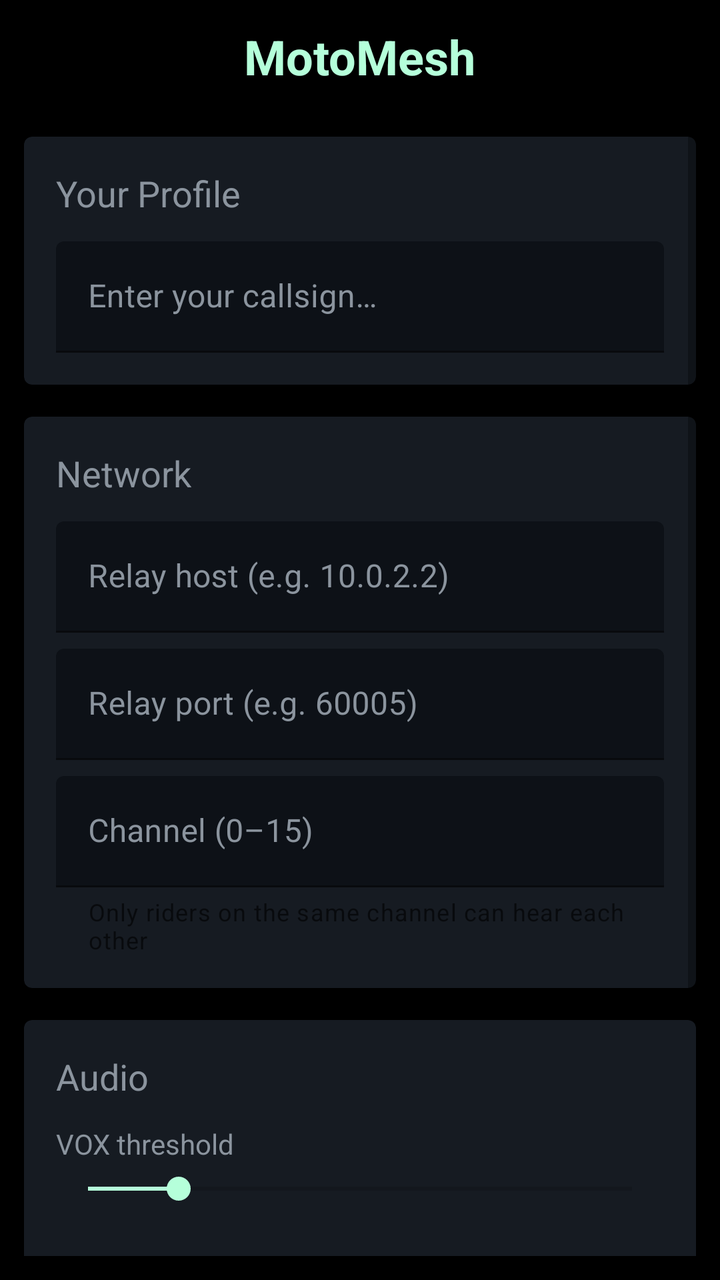
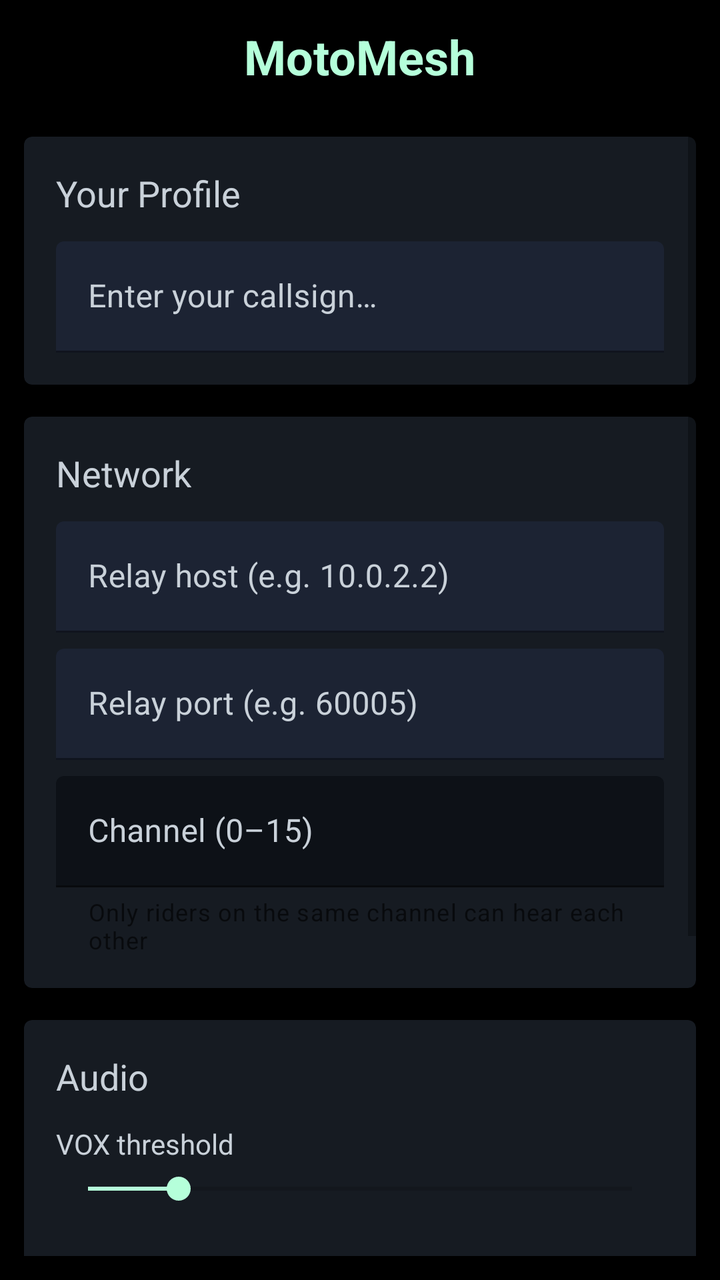

Before-and-after screenshots of an Android layout around one commit, followed by the original layout XML and the change that was made.
<!-- AndroidManifest.xml: activity theme Theme.MotoMesh -->
<!-- res/layout/activity_settings.xml -->
<?xml version="1.0" encoding="utf-8"?>
<ScrollView xmlns:android="http://schemas.android.com/apk/res/android"
    xmlns:app="http://schemas.android.com/apk/res-auto"
    android:id="@+id/scrollView"
    android:layout_width="match_parent"
    android:layout_height="match_parent"
    android:fillViewport="true"
    android:background="@color/black"
    android:padding="12dp">

    <LinearLayout
        android:layout_width="match_parent"
        android:layout_height="wrap_content"
        android:orientation="vertical"
        android:gravity="center_horizontal">

        
        <TextView
            android:layout_width="wrap_content"
            android:layout_height="wrap_content"
            android:text="@string/app_name"
            android:textSize="24sp"
            android:textColor="@color/accent_blue"
            android:textStyle="bold"
            android:layout_marginBottom="24dp" />

        
        <com.google.android.material.card.MaterialCardView
            android:layout_width="match_parent"
            android:layout_height="wrap_content"
            android:layout_marginBottom="16dp"
            android:backgroundTint="#161B22">

            <LinearLayout
                android:layout_width="match_parent"
                android:layout_height="wrap_content"
                android:orientation="vertical"
                android:padding="16dp">

                <TextView
                    android:layout_width="wrap_content"
                    android:layout_height="wrap_content"
                    android:text="@string/settings_profile_title"
                    android:textSize="18sp"
                    android:textColor="@color/lo_text"
                    android:layout_marginBottom="12dp" />

                <com.google.android.material.textfield.TextInputLayout
                    android:id="@+id/tilUsername"
                    android:layout_width="match_parent"
                    android:layout_height="wrap_content"
                    android:hint="@string/settings_username_hint"
                    android:textColorHint="@color/lo_text"
                    app:boxBackgroundColor="#0D1117"
                    app:boxStrokeColor="@color/lo_blue">

                    <com.google.android.material.textfield.TextInputEditText
                        android:id="@+id/etUsername"
                        android:layout_width="match_parent"
                        android:layout_height="wrap_content"
                        android:inputType="textPersonName"
                        android:maxLines="1"
                        android:textColor="@color/white"
                        android:textColorHint="@color/lo_text" />

                </com.google.android.material.textfield.TextInputLayout>

                <TextView
                    android:id="@+id/tvUsernameStatus"
                    android:layout_width="wrap_content"
                    android:layout_height="wrap_content"
                    android:textSize="12sp"
                    android:textColor="@color/lo_red"
                    android:layout_marginTop="6dp"
                    android:visibility="gone" />

            </LinearLayout>

        </com.google.android.material.card.MaterialCardView>

        
        <com.google.android.material.card.MaterialCardView
            android:layout_width="match_parent"
            android:layout_height="wrap_content"
            android:layout_marginBottom="16dp"
            android:backgroundTint="#161B22">

            <LinearLayout
                android:layout_width="match_parent"
                android:layout_height="wrap_content"
                android:orientation="vertical"
                android:padding="16dp">

                <TextView
                    android:layout_width="wrap_content"
                    android:layout_height="wrap_content"
                    android:text="@string/settings_network_title"
                    android:textSize="18sp"
                    android:textColor="@color/lo_text"
                    android:layout_marginBottom="12dp" />

                <com.google.android.material.textfield.TextInputLayout
                    android:id="@+id/tilRelayHost"
                    android:layout_width="match_parent"
                    android:layout_height="wrap_content"
                    android:hint="@string/settings_relay_host_hint"
                    android:textColorHint="@color/lo_text"
                    app:boxBackgroundColor="#0D1117"
                    app:boxStrokeColor="@color/lo_blue">

                    <com.google.android.material.textfield.TextInputEditText
                        android:id="@+id/etRelayHost"
                        android:layout_width="match_parent"
                        android:layout_height="wrap_content"
                        android:inputType="textUri"
                        android:maxLines="1"
                        android:textColor="@color/white"
                        android:textColorHint="@color/lo_text" />

                </com.google.android.material.textfield.TextInputLayout>

                <com.google.android.material.textfield.TextInputLayout
                    android:id="@+id/tilRelayPort"
                    android:layout_width="match_parent"
                    android:layout_height="wrap_content"
                    android:layout_marginTop="8dp"
                    android:hint="@string/settings_relay_port_hint"
                    android:textColorHint="@color/lo_text"
                    app:boxBackgroundColor="#0D1117"
                    app:boxStrokeColor="@color/lo_blue">

                    <com.google.android.material.textfield.TextInputEditText
                        android:id="@+id/etRelayPort"
                        android:layout_width="match_parent"
                        android:layout_height="wrap_content"
                        android:inputType="number"
                        android:maxLines="1"
                        android:textColor="@color/white"
                        android:textColorHint="@color/lo_text" />

                </com.google.android.material.textfield.TextInputLayout>

                
                <com.google.android.material.textfield.TextInputLayout
                    android:id="@+id/tilChannel"
                    android:layout_width="match_parent"
                    android:layout_height="wrap_content"
                    android:layout_marginTop="8dp"
                    android:hint="@string/settings_channel_hint"
                    android:textColorHint="@color/lo_text"
                    app:boxBackgroundColor="#0D1117"
                    app:boxStrokeColor="@color/lo_blue"
                    app:helperText="@string/settings_channel_helper"
                    app:helperTextEnabled="true">

                    <com.google.android.material.textfield.TextInputEditText
                        android:id="@+id/etChannel"
                        android:layout_width="match_parent"
                        android:layout_height="wrap_content"
                        android:inputType="number"
                        android:maxLines="1"
                        android:maxLength="2"
                        android:textColor="@color/white"
                        android:textColorHint="@color/lo_text" />

                </com.google.android.material.textfield.TextInputLayout>

                <TextView
                    android:id="@+id/tvRelayStatus"
                    android:layout_width="wrap_content"
                    android:layout_height="wrap_content"
                    android:textSize="12sp"
                    android:textColor="@color/lo_red"
                    android:layout_marginTop="6dp"
                    android:visibility="gone" />

            </LinearLayout>

        </com.google.android.material.card.MaterialCardView>

        
        <com.google.android.material.card.MaterialCardView
            android:layout_width="match_parent"
            android:layout_height="wrap_content"
            android:layout_marginBottom="16dp"
            android:backgroundTint="#161B22">

            <LinearLayout
                android:layout_width="match_parent"
                android:layout_height="wrap_content"
                android:orientation="vertical"
                android:padding="16dp">

                <TextView
                    android:layout_width="wrap_content"
                    android:layout_height="wrap_content"
                    android:text="@string/settings_audio_title"
                    android:textSize="18sp"
                    android:textColor="@color/lo_text"
                    android:layout_marginBottom="12dp" />

                
                <TextView
                    android:id="@+id/tvVoxThresholdLabel"
                    android:layout_width="wrap_content"
                    android:layout_height="wrap_content"
                    android:text="@string/settings_vox_threshold"
                    android:textSize="14sp"
                    android:textColor="@color/lo_text"
                    android:layout_marginBottom="4dp" />

                <SeekBar
                    android:id="@+id/sbVoxThreshold"
                    android:layout_width="match_parent"
                    android:layout_height="wrap_content"
                    android:max="7200"
                    android:progress="1200"
                    android:progressTint="@color/accent_blue"
                    android:thumbTint="@color/accent_blue" />

                <TextView
                    android:id="@+id/tvVoxThresholdValue"
                    android:layout_width="wrap_content"
                    android:layout_height="wrap_content"
                    android:textColor="@color/lo_text"
                    android:textSize="11sp" />

                
                <TextView
                    android:id="@+id/tvDuckDepthLabel"
                    android:layout_width="wrap_content"
                    android:layout_height="wrap_content"
                    android:text="@string/settings_duck_depth"
                    android:textSize="14sp"
                    android:textColor="@color/lo_text"
                    android:layout_marginTop="16dp"
                    android:layout_marginBottom="4dp" />

                <SeekBar
                    android:id="@+id/sbDuckDepth"
                    android:layout_width="match_parent"
                    android:layout_height="wrap_content"
                    android:max="90"
                    android:progress="80"
                    android:progressTint="@color/accent_blue"
                    android:thumbTint="@color/accent_blue" />

                <TextView
                    android:id="@+id/tvDuckDepthValue"
                    android:layout_width="wrap_content"
                    android:layout_height="wrap_content"
                    android:textColor="@color/lo_text"
                    android:textSize="11sp" />

            </LinearLayout>

        </com.google.android.material.card.MaterialCardView>

        
        <com.google.android.material.button.MaterialButton
            android:id="@+id/btnSave"
            android:layout_width="match_parent"
            android:layout_height="56dp"
            android:text="@string/btn_save_settings"
            android:textSize="16sp"
            app:cornerRadius="8dp"
            android:layout_marginHorizontal="8dp" />

        
        <TextView
            android:id="@+id/tvAbout"
            android:layout_width="wrap_content"
            android:layout_height="wrap_content"
            android:textSize="11sp"
            android:textColor="@color/lo_text"
            android:layout_marginTop="16dp" />

    </LinearLayout>

</ScrollView>
<!-- resources referenced by this layout -->
<resources>
  <color name="accent_blue">#B5FFDA</color>
  <color name="black">#FF000000</color>
  <color name="lo_blue">#B5FFDA</color>
  <color name="lo_red">#FF6F6F</color>
  <color name="lo_text">#8B949E</color>
  <color name="white">#FFFFFFFF</color>
  <string name="app_name">MotoMesh</string>
  <string name="btn_save_settings">Save Settings</string>
  <string name="settings_audio_title">Audio</string>
  <string name="settings_channel_helper">Only riders on the same channel can hear each other</string>
  <string name="settings_channel_hint">Channel (0–15)</string>
  <string name="settings_duck_depth">Duck depth</string>
  <string name="settings_network_title">Network</string>
  <string name="settings_profile_title">Your Profile</string>
  <string name="settings_relay_host_hint">Relay host (e.g. 10.0.2.2)</string>
  <string name="settings_relay_port_hint">Relay port (e.g. 60005)</string>
  <string name="settings_username_hint">Enter your callsign…</string>
  <string name="settings_vox_threshold">VOX threshold</string>
  <style name="Theme.MotoMesh" parent="Theme.MaterialComponents.Light.NoActionBar">
          <item name="colorPrimary">@color/accent_blue</item>
          <item name="colorOnPrimary">@color/white</item>
          <item name="colorSecondary">@color/accent_green</item>
          <item name="colorSurface">@color/black</item>
          <item name="android:windowBackground">@color/black</item>
      </style>
  <color name="accent_green">#B5FFDA</color>
</resources>

<!-- the commit's change to res/layout/activity_settings.xml (unified diff, before → after) -->
@@ -51,8 +51,8 @@
                     android:layout_height="wrap_content"
                     android:hint="@string/settings_username_hint"
                     android:textColorHint="@color/lo_text"
-                    app:boxBackgroundColor="#0D1117"
-                    app:boxStrokeColor="@color/lo_blue">
+                    app:boxBackgroundColor="@color/input_bg"
+                    app:boxStrokeColor="@color/lo_text">
 
                     <com.google.android.material.textfield.TextInputEditText
                         android:id="@+id/etUsername"
@@ -105,8 +105,8 @@
                     android:layout_height="wrap_content"
                     android:hint="@string/settings_relay_host_hint"
                     android:textColorHint="@color/lo_text"
-                    app:boxBackgroundColor="#0D1117"
-                    app:boxStrokeColor="@color/lo_blue">
+                    app:boxBackgroundColor="@color/input_bg"
+                    app:boxStrokeColor="@color/lo_text">
 
                     <com.google.android.material.textfield.TextInputEditText
                         android:id="@+id/etRelayHost"
@@ -126,8 +126,8 @@
                     android:layout_marginTop="8dp"
                     android:hint="@string/settings_relay_port_hint"
                     android:textColorHint="@color/lo_text"
-                    app:boxBackgroundColor="#0D1117"
-                    app:boxStrokeColor="@color/lo_blue">
+                    app:boxBackgroundColor="@color/input_bg"
+                    app:boxStrokeColor="@color/lo_text">
 
                     <com.google.android.material.textfield.TextInputEditText
                         android:id="@+id/etRelayPort"
@@ -267,6 +267,18 @@
             android:layout_marginHorizontal="8dp" />
 
         
+        <com.google.android.material.button.MaterialButton
+            android:id="@+id/btnExitApp"
+            style="@style/Widget.MaterialComponents.Button.TextButton"
+            android:layout_width="wrap_content"
+            android:layout_height="48dp"
+            android:layout_marginTop="8dp"
+            android:text="@string/btn_exit_app"
+            android:textColor="@color/lo_red"
+            android:textSize="13sp"
+            app:cornerRadius="8dp" />
+
+        
         <TextView
             android:id="@+id/tvAbout"
             android:layout_width="wrap_content"
<!-- resource entries referenced after the edit -->
@@ -2,11 +2,13 @@
 <resources>
   <color name="accent_blue">#B5FFDA</color>
   <color name="black">#FF000000</color>
+  <color name="input_bg">#1C2333</color>
   <color name="lo_blue">#B5FFDA</color>
   <color name="lo_red">#FF6F6F</color>
-  <color name="lo_text">#8B949E</color>
+  <color name="lo_text">#C9D1D9</color>
   <color name="white">#FFFFFFFF</color>
   <string name="app_name">MotoMesh</string>
+  <string name="btn_exit_app">Exit MotoMesh</string>
   <string name="btn_save_settings">Save Settings</string>
   <string name="settings_audio_title">Audio</string>
   <string name="settings_channel_helper">Only riders on the same channel can hear each other</string>
